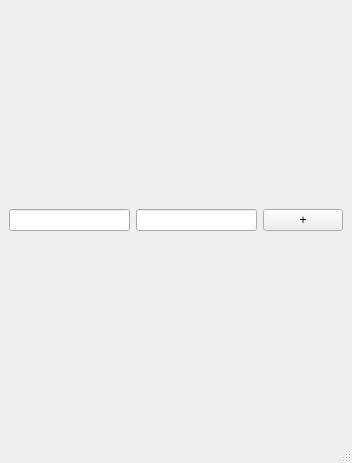
This is Assignment_20 mini Project 2/ToDo List/mainwindow.ui in AliValizade/Python_Course as Qt 5 draws it before an edit. The edited form follows.
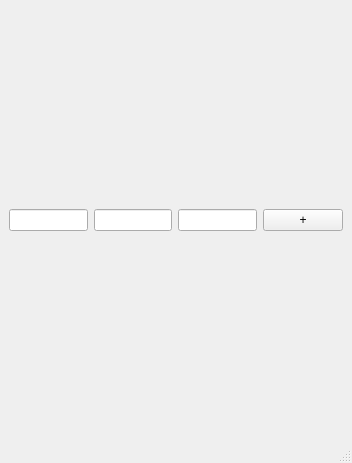
This is the edited form.

Patch:
```diff
--- a/Assignment_20 mini Project 2/ToDo List/mainwindow.ui
+++ b/Assignment_20 mini Project 2/ToDo List/mainwindow.ui
@@ -21,11 +21,21 @@
     <item>
      <layout class="QHBoxLayout" name="horizontalLayout">
       <item>
-       <widget class="QLineEdit" name="tb_title"/>
+       <widget class="QLineEdit" name="tb_title">
+        <property name="inputMask">
+         <string/>
+        </property>
+        <property name="text">
+         <string/>
+        </property>
+       </widget>
       </item>
       <item>
        <widget class="QLineEdit" name="tb_description"/>
       </item>
+      <item>
+       <widget class="QLineEdit" name="tb_time"/>
+      </item>
       <item>
        <widget class="QPushButton" name="btn_add">
         <property name="text">
```
Left out of the diff: 2 changed lines with no effect on the pictures.
